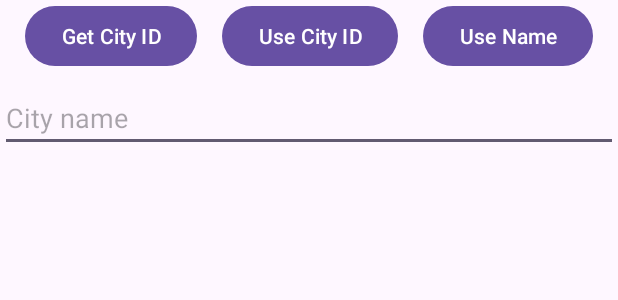
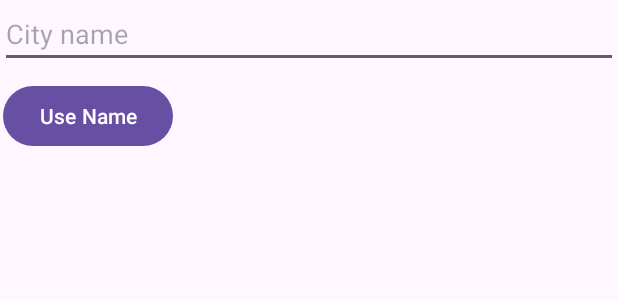
Before and after one commit to brlliant/Varsha-Khoj, an Android app: the layout activity_main.xml on its own in the app's theme, with its tools: preview values and no code run, on a phone screen of 412 x 824 dp. Shown: the top 300 px of the screen. Run offline under Robolectric (Android 15) with nearby library versions, the phone set to English and light mode, and no system bars; network calls fail.

Commit message:
finish xml

```diff
--- a/app/src/main/java/com/example/varshakhoj/MainActivity.java
+++ b/app/src/main/java/com/example/varshakhoj/MainActivity.java
@@ -3,17 +3,13 @@ package com.example.varshakhoj;
 import androidx.appcompat.app.AppCompatActivity;
 
 import android.os.Bundle;
-import android.view.View;
 import android.widget.ArrayAdapter;
 import android.widget.Button;
 import android.widget.EditText;
 import android.widget.ListView;
-import android.widget.Toast;
 
 import com.android.volley.Request;
 import com.android.volley.RequestQueue;
-import com.android.volley.Response;
-import com.android.volley.VolleyError;
 import com.android.volley.toolbox.StringRequest;
 import com.android.volley.toolbox.Volley;
 
@@ -28,7 +24,7 @@ public class MainActivity extends AppCompatActivity {
     public ListView lv_weather_report;
     private ArrayList<String> weatherData;
     private ArrayAdapter<String> adapter;
-    private final String API_key = "68a9686d39f344a89a121652243005";
+    private final String API_key = "YOUR_API_KEY";
     @Override
     protected void onCreate(Bundle savedInstanceState) {
         super.onCreate(savedInstanceState);
@@ -67,19 +63,11 @@ public class MainActivity extends AppCompatActivity {
         RequestQueue queue = Volley.newRequestQueue(this);
 
         StringRequest stringRequest = new StringRequest(Request.Method.GET, url,
-                new Response.Listener<String>() {
-                    @Override
-                    public void onResponse(String response) {
-                        parseAndDisplayWeather(response);
-                    }
-                },
-                new Response.ErrorListener() {
-                    @Override
-                    public void onErrorResponse(VolleyError error) {
-                        weatherData.clear();
-                        weatherData.add("Error: " + error.toString());
-                        adapter.notifyDataSetChanged();
-                    }
+                this::parseAndDisplayWeather,
+                error -> {
+                    weatherData.clear();
+                    weatherData.add("Error: " + error.toString());
+                    adapter.notifyDataSetChanged();
                 });
 
         queue.add(stringRequest);
--- a/app/src/main/res/layout/activity_main.xml
+++ b/app/src/main/res/layout/activity_main.xml
@@ -7,44 +7,30 @@
     android:layout_height="match_parent"
     tools:context=".MainActivity">
 
-    <Button
-        android:id="@+id/btn_get_city_ID"
-        android:layout_width="wrap_content"
+
+    <EditText
+        android:id="@+id/et_data_input"
+        android:layout_width="0dp"
         android:layout_height="wrap_content"
-        android:text="@string/city_ID"
-        app:layout_constraintEnd_toStartOf="@+id/btn_use_City_ID"
+        android:ems="10"
+        android:hint="City name"
+        android:inputType="text"
+        app:layout_constraintEnd_toEndOf="parent"
+        app:layout_constraintHorizontal_bias="1.0"
         app:layout_constraintStart_toStartOf="parent"
-        app:layout_constraintTop_toTopOf="parent" />
+        tools:layout_editor_absoluteY="2dp" />
 
-    <Button
-        android:id="@+id/btn_use_City_ID"
-        android:layout_width="wrap_content"
-        android:layout_height="wrap_content"
-        android:text="@string/use_c_ID"
-        app:layout_constraintStart_toEndOf="@+id/btn_get_city_ID"
-        app:layout_constraintEnd_toStartOf="@id/btn_use_name"
-        app:layout_constraintTop_toTopOf="@id/btn_get_city_ID"/>
 
     <Button
         android:id="@+id/btn_use_name"
         android:layout_width="wrap_content"
         android:layout_height="wrap_content"
+        android:layout_marginTop="8dp"
         android:text="@string/u_n"
         app:layout_constraintEnd_toEndOf="parent"
-        app:layout_constraintTop_toTopOf="@id/btn_use_City_ID"
-        app:layout_constraintStart_toEndOf="@id/btn_use_City_ID"/>
-
-    <EditText
-        android:id="@+id/et_data_input"
-        android:layout_width="0dp"
-        android:layout_height="wrap_content"
-        android:layout_marginTop="8dp"
-        android:ems="10"
-        android:hint="City name"
-        android:inputType="text"
-        app:layout_constraintEnd_toEndOf="parent"
+        app:layout_constraintHorizontal_bias="0.006"
         app:layout_constraintStart_toStartOf="parent"
-        app:layout_constraintTop_toBottomOf="@+id/btn_get_city_ID" />
+        app:layout_constraintTop_toBottomOf="@+id/et_data_input" />
 
     <ListView
         android:id="@+id/lv_weather_reports"
@@ -53,6 +39,6 @@
         android:layout_marginTop="8dp"
         app:layout_constraintEnd_toEndOf="parent"
         app:layout_constraintStart_toStartOf="parent"
-        app:layout_constraintTop_toBottomOf="@+id/et_data_input" />
+        app:layout_constraintTop_toBottomOf="@id/btn_use_name" />
 
 </androidx.constraintlayout.widget.ConstraintLayout>
```
